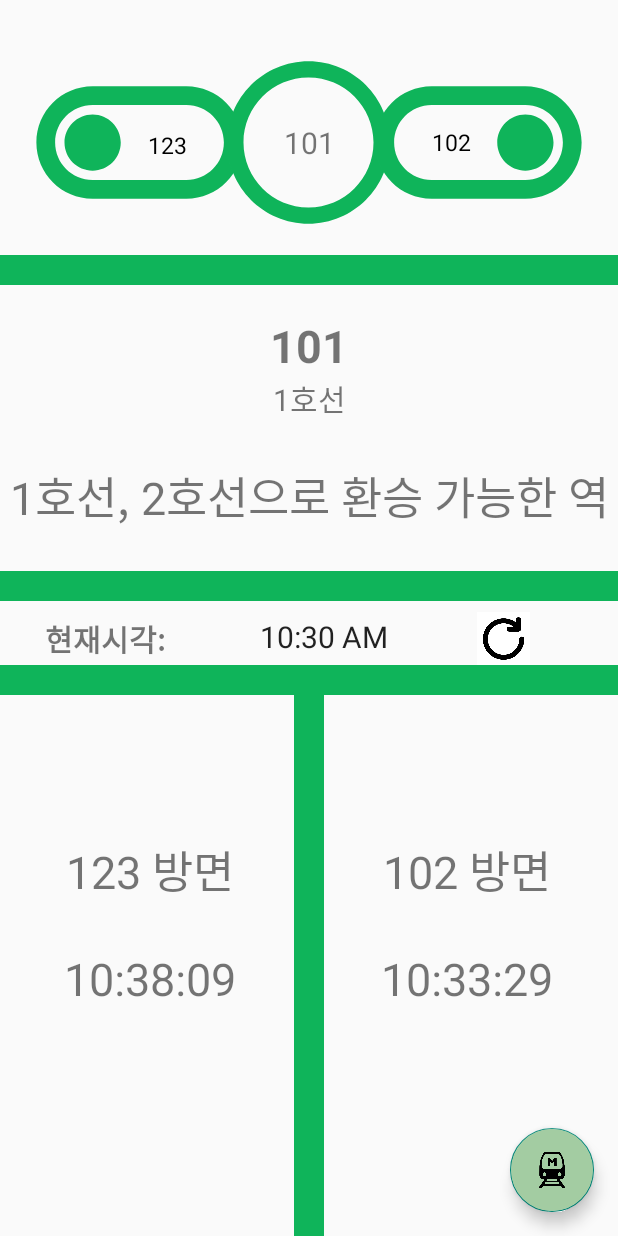
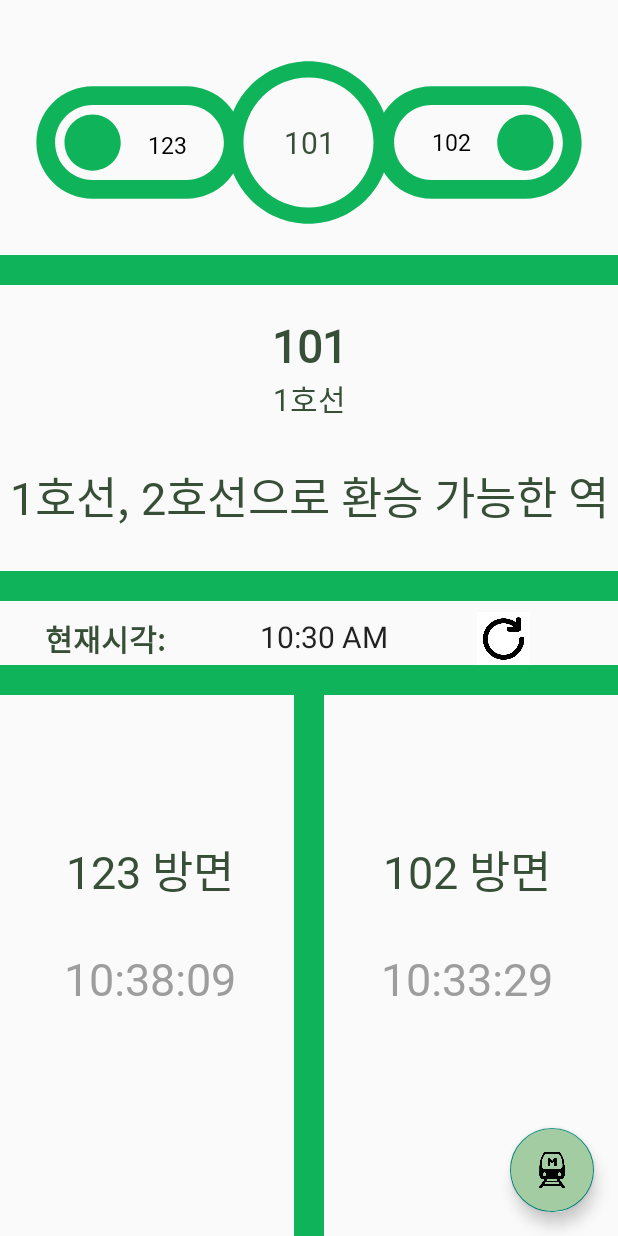
Before and after one commit to rkdgml28/TeamProject, an Android app: the screen it shows after launch (StationActivity), after a tap on an icon or button, on a phone screen of 412 x 824 dp. Run offline under Robolectric (Android 15) with nearby library versions, the phone set to English and light mode, and no system bars.

Commit message:
글씨체

```diff
--- a/app/src/main/res/layout/activity_load.xml
+++ b/app/src/main/res/layout/activity_load.xml
@@ -3,7 +3,8 @@
     xmlns:tools="http://schemas.android.com/tools"
     android:layout_width="match_parent"
     android:layout_height="match_parent"
-    xmlns:app="http://schemas.android.com/apk/res-auto">
+    xmlns:app="http://schemas.android.com/apk/res-auto"
+    android:background="@color/white">
 
 
     <TextView
@@ -12,7 +13,8 @@
         android:text="EASY-WAY"
         android:textSize="40sp"
         android:textStyle="bold"
-
+        android:fontFamily="@font/suncheon_b"
+        android:textColor="@color/sub_color3"
         app:layout_constraintBottom_toBottomOf="parent"
         app:layout_constraintHorizontal_bias="0.518"
         app:layout_constraintLeft_toLeftOf="parent"
--- a/app/src/main/res/layout/activity_main.xml
+++ b/app/src/main/res/layout/activity_main.xml
@@ -28,8 +28,10 @@
             android:layout_weight="8"
             android:layout_marginLeft="40dp"
             android:padding="10dp"
+            android:inputType="number"
             android:background="@drawable/box_search"
-            android:textColor="@color/black"/>
+            android:textColor="@color/black"
+            android:fontFamily="@font/suncheon_r"/>
 
         <ImageView
             android:id="@+id/main_search"
--- a/app/src/main/res/layout/activity_station.xml
+++ b/app/src/main/res/layout/activity_station.xml
@@ -1,7 +1,7 @@
 <?xml version="1.0" encoding="utf-8"?>
 <androidx.constraintlayout.widget.ConstraintLayout xmlns:android="http://schemas.android.com/apk/res/android"
+    xmlns:app="http://schemas.android.com/apk/res-auto"
     xmlns:tools="http://schemas.android.com/tools"
-    xmlns:app="http://schemas.android.com/apk/res-auto"
     android:layout_width="match_parent"
     android:layout_height="match_parent">
 
@@ -13,9 +13,9 @@
         app:layout_constraintTop_toTopOf="parent">
 
         <FrameLayout
-            android:layout_marginTop="20dp"
             android:layout_width="match_parent"
             android:layout_height="wrap_content"
+            android:layout_marginTop="20dp"
             android:orientation="horizontal">
 
             <ImageView
@@ -24,7 +24,7 @@
                 android:layout_height="150dp"
                 android:layout_marginLeft="18dp"
                 android:src="@drawable/ic_prev"
-                android:tint="@color/main_color"/>
+                app:tint="@color/main_color" />
 
             <ImageView
                 android:id="@+id/img_sta"
@@ -32,16 +32,16 @@
                 android:layout_height="130dp"
                 android:layout_gravity="center"
                 android:src="@drawable/ic_main_circle"
-                android:tint="@color/main_color"/>
+                android:tint="@color/main_color" />
 
             <ImageView
                 android:id="@+id/img_next"
                 android:layout_width="150dp"
                 android:layout_height="150dp"
+                android:layout_gravity="right|center"
                 android:layout_marginRight="18dp"
-                android:layout_gravity="right|center"
                 android:src="@drawable/ic_next"
-                android:tint="@color/main_color"/>
+                android:tint="@color/main_color" />
 
 
         </FrameLayout>
@@ -49,21 +49,22 @@
         <LinearLayout
             android:layout_width="300dp"
             android:layout_height="wrap_content"
+            android:layout_gravity="center_horizontal|center_vertical"
             android:layout_marginTop="10dp"
             android:orientation="horizontal"
-            android:layout_gravity="center_horizontal|center_vertical"
             android:weightSum="3">
 
             <TextView
                 android:id="@+id/sta_prev"
                 android:layout_width="wrap_content"
                 android:layout_height="wrap_content"
+                android:layout_marginStart="10dp"
                 android:layout_weight="1"
+                android:fontFamily="@font/suncheon_r"
                 android:gravity="center"
+                android:text="이전역"
                 android:textColor="@color/black"
-                android:text="이전역"
-                android:textSize="15sp"
-                android:layout_marginStart="10dp"/>
+                android:textSize="15sp" />
 
 
             <TextView
@@ -71,8 +72,10 @@
                 android:layout_width="wrap_content"
                 android:layout_height="wrap_content"
                 android:layout_weight="1"
+                android:fontFamily="@font/suncheon_b"
                 android:gravity="center"
                 android:text="검색역"
+                android:textColor="@color/sub_color3"
                 android:textSize="20sp" />
 
 
@@ -80,12 +83,13 @@
                 android:id="@+id/sta_next"
                 android:layout_width="wrap_content"
                 android:layout_height="match_parent"
+                android:layout_marginEnd="10dp"
                 android:layout_weight="1"
+                android:fontFamily="@font/suncheon_r"
                 android:gravity="center"
                 android:text="다음역"
-                android:textSize="15sp"
                 android:textColor="@color/black"
-                android:layout_marginEnd="10dp"/>
+                android:textSize="15sp" />
         </LinearLayout>
     </FrameLayout>
 
@@ -93,33 +97,41 @@
         android:id="@+id/block2"
         android:layout_width="match_parent"
         android:layout_height="20dp"
-        app:layout_constraintTop_toBottomOf="@id/layout_StaImg"
-        android:background="@color/main_color"/>
+        android:background="@color/main_color"
+        app:layout_constraintTop_toBottomOf="@id/layout_StaImg" />
+
     <TextView
         android:id="@+id/search_station"
         android:layout_width="match_parent"
         android:layout_height="wrap_content"
         android:layout_marginTop="20dp"
+        android:fontFamily="@font/suncheon_b"
+        android:gravity="center"
+        android:text="검색역"
+        android:textColor="@color/sub_color3"
         android:textSize="30dp"
         android:textStyle="bold"
-        android:gravity="center"
-        app:layout_constraintTop_toBottomOf="@+id/block2"
-        android:text="검색역"/>
+        app:layout_constraintTop_toBottomOf="@+id/block2" />
+
     <TextView
         android:id="@+id/what_line"
         android:layout_width="match_parent"
         android:layout_height="wrap_content"
+        android:fontFamily="@font/suncheon_r"
+        android:gravity="center"
+        android:text="몇호선"
+        android:textColor="@color/sub_color3"
         android:textSize="20dp"
-        android:gravity="center"
-        app:layout_constraintTop_toBottomOf="@+id/search_station"
-        android:text="몇호선"/>
+        app:layout_constraintTop_toBottomOf="@+id/search_station" />
 
     <TextView
         android:id="@+id/tv_inform"
         android:layout_width="match_parent"
         android:layout_height="100dp"
+        android:fontFamily="@font/suncheon_r"
         android:gravity="center"
         android:text="역에 대한 정보 표시\n ex: 환승역"
+        android:textColor="@color/sub_color3"
         android:textSize="30sp"
         app:layout_constraintTop_toBottomOf="@+id/what_line" />
     <!--    <Button-->
@@ -173,7 +185,9 @@
         android:layout_height="30dp"
         android:layout_marginLeft="30dp"
         android:layout_marginTop="10dp"
+        android:fontFamily="@font/suncheon_r"
         android:text="현재시각: "
+        android:textColor="@color/sub_color3"
         android:textSize="20dp"
         android:textStyle="bold"
         app:layout_constraintLeft_toLeftOf="parent"
@@ -185,22 +199,22 @@
         android:layout_height="30dp"
         android:format24Hour="HH:mm:ss"
         android:textSize="20dp"
+        app:layout_constraintBottom_toBottomOf="@id/tv_inform_finish"
         app:layout_constraintLeft_toRightOf="@+id/tv_inform_finish"
         app:layout_constraintRight_toLeftOf="@+id/refresh"
-        app:layout_constraintTop_toTopOf="@id/tv_inform_finish"
-        app:layout_constraintBottom_toBottomOf="@id/tv_inform_finish"/>
+        app:layout_constraintTop_toTopOf="@id/tv_inform_finish" />
+
     <ImageButton
         android:id="@+id/refresh"
-        android:src="@drawable/refresh"
         android:layout_width="35dp"
         android:layout_height="35dp"
         android:background="@color/white"
         android:scaleType="fitCenter"
+        android:src="@drawable/refresh"
+        app:layout_constraintBottom_toBottomOf="@+id/tv_inform_finish"
+        app:layout_constraintLeft_toRightOf="@+id/currentTime"
         app:layout_constraintRight_toRightOf="parent"
-        app:layout_constraintLeft_toRightOf="@+id/currentTime"
-        app:layout_constraintTop_toTopOf="@id/tv_inform_finish"
-        app:layout_constraintBottom_toBottomOf="@+id/tv_inform_finish"
-        />
+        app:layout_constraintTop_toTopOf="@id/tv_inform_finish" />
 
     <!--    <LinearLayout-->
     <!--        android:layout_width="match_parent"-->
@@ -230,10 +244,11 @@
             android:layout_width="match_parent"
             android:layout_height="wrap_content"
             android:layout_gravity="center_vertical"
+            android:fontFamily="@font/suncheon_r"
             android:gravity="center"
             android:text="검색역-1 방면"
+            android:textColor="@color/sub_color3"
             android:textSize="30sp"
-
 
             />
 
@@ -242,8 +257,10 @@
             android:layout_width="match_parent"
             android:layout_height="100dp"
             android:layout_gravity="center_vertical"
+            android:fontFamily="@font/suncheon_r"
             android:gravity="center"
             android:hint="예상시간"
+            android:textColor="@color/gray"
             android:textSize="30sp" />
     </LinearLayout>
 
@@ -266,10 +283,11 @@
             android:layout_width="match_parent"
             android:layout_height="wrap_content"
             android:layout_gravity="center_vertical"
+            android:fontFamily="@font/suncheon_r"
             android:gravity="center"
             android:text="검색역+1 방면"
+            android:textColor="@color/sub_color3"
             android:textSize="30sp"
-
 
             />
 
@@ -278,8 +296,10 @@
             android:layout_width="match_parent"
             android:layout_height="100dp"
             android:layout_gravity="center_vertical"
+            android:fontFamily="@font/suncheon_r"
             android:gravity="center"
             android:hint="예상시간"
+            android:textColor="@color/gray"
             android:textSize="30sp" />
 
     </LinearLayout>
@@ -294,71 +314,70 @@
         android:layout_gravity="end"
         android:layout_marginEnd="16dp"
         android:layout_marginBottom="16dp"
+        android:backgroundTint="@color/main_color"
         android:src="@drawable/fab_subway"
         app:fabSize="normal"
         app:layout_constraintBottom_toBottomOf="parent"
-        app:layout_constraintEnd_toEndOf="parent"
-        android:backgroundTint="@color/main_color"
-        />
+        app:layout_constraintEnd_toEndOf="parent" />
 
     <com.google.android.material.floatingactionbutton.FloatingActionButton
         android:id="@+id/fab_setting"
         android:layout_width="wrap_content"
         android:layout_height="wrap_content"
         android:layout_marginBottom="4dp"
+        android:backgroundTint="@color/main_color"
         app:fabSize="normal"
         app:layout_constraintBottom_toTopOf="@+id/fab_subway"
         app:layout_constraintEnd_toEndOf="@+id/fab_subway"
         app:layout_constraintStart_toStartOf="@+id/fab_subway"
-        app:srcCompat="@drawable/fab_setting"
-        android:backgroundTint="@color/main_color"/>
+        app:srcCompat="@drawable/fab_setting" />
 
     <com.google.android.material.floatingactionbutton.FloatingActionButton
         android:id="@+id/fab_home"
         android:layout_width="wrap_content"
         android:layout_height="wrap_content"
         android:layout_marginBottom="4dp"
+        android:backgroundTint="@color/main_color"
         app:fabSize="normal"
         app:layout_constraintBottom_toTopOf="@+id/fab_setting"
         app:layout_constraintEnd_toEndOf="@+id/fab_setting"
         app:layout_constraintStart_toStartOf="@+id/fab_setting"
-        app:srcCompat="@drawable/fab_home"
-        android:backgroundTint="@color/main_color"/>
+        app:srcCompat="@drawable/fab_home" />
 
     <com.google.android.material.floatingactionbutton.FloatingActionButton
         android:id="@+id/fab_star"
         android:layout_width="wrap_content"
         android:layout_height="wrap_content"
         android:layout_marginBottom="4dp"
+        android:backgroundTint="@color/main_color"
         app:fabSize="normal"
         app:layout_constraintBottom_toTopOf="@+id/fab_home"
         app:layout_constraintEnd_toEndOf="@+id/fab_home"
         app:layout_constraintStart_toStartOf="@+id/fab_home"
-        app:srcCompat="@drawable/fab_star"
-        android:backgroundTint="@color/main_color"/>
+        app:srcCompat="@drawable/fab_star" />
 
     <com.google.android.material.floatingactionbutton.FloatingActionButton
         android:id="@+id/fab_road"
         android:layout_width="wrap_content"
         android:layout_height="wrap_content"
         android:layout_marginBottom="4dp"
+        android:backgroundTint="@color/main_color"
         app:fabSize="normal"
         app:layout_constraintBottom_toTopOf="@+id/fab_star"
         app:layout_constraintEnd_toEndOf="@+id/fab_star"
         app:layout_constraintStart_toStartOf="@+id/fab_star"
-        app:srcCompat="@drawable/fab_road"
-        android:backgroundTint="@color/main_color"/>
+        app:srcCompat="@drawable/fab_road" />
 
     <com.google.android.material.floatingactionbutton.FloatingActionButton
         android:id="@+id/fab_search"
         android:layout_width="wrap_content"
         android:layout_height="wrap_content"
         android:layout_marginBottom="4dp"
+        android:backgroundTint="@color/main_color"
         app:fabSize="normal"
         app:layout_constraintBottom_toTopOf="@+id/fab_road"
         app:layout_constraintEnd_toEndOf="@+id/fab_road"
         app:layout_constraintHorizontal_bias="0.0"
         app:layout_constraintStart_toStartOf="@+id/fab_road"
-        app:srcCompat="@drawable/fab_search"
-        android:backgroundTint="@color/main_color"/>
+        app:srcCompat="@drawable/fab_search" />
 </androidx.constraintlayout.widget.ConstraintLayout>
```
Lines whose indentation alone changed are shown as unchanged.
